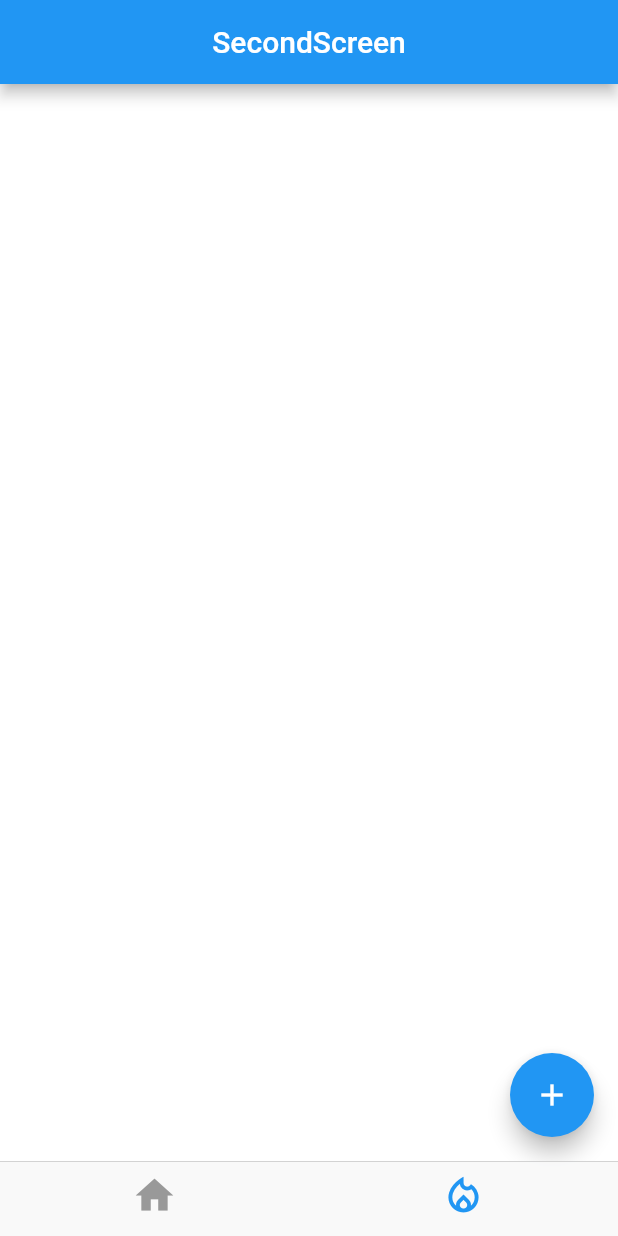
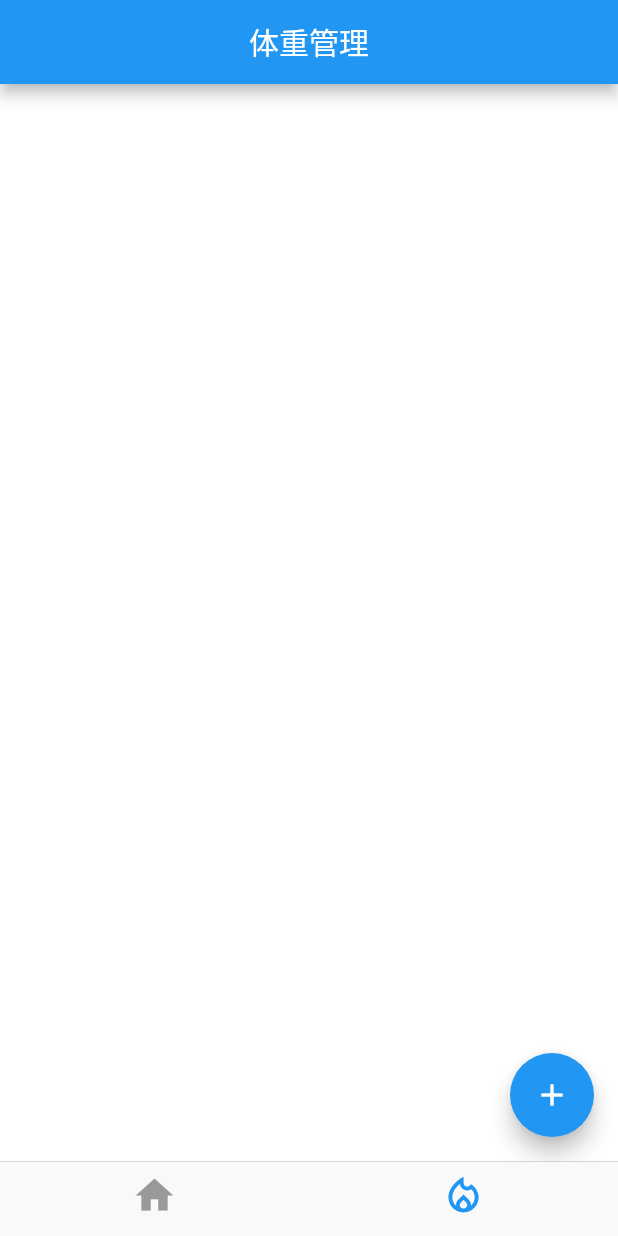
Before and after one commit to TaishiU/flutter-freezed-counter, a Flutter app: the screen it shows after launch, item 2 of the bottom bar chosen, on a phone screen of 412 x 824 dp. Run offline on Flutter 3.47's test engine with Material 2 defaults, Android fonts, the phone set to English and light mode, and no system bars; our stand-ins replace flutter_hooks, freezed_annotation, hooks_riverpod; generated files the repository leaves out were written again.

Commit message:
README.md

```diff
--- a/lib/Screens/second_screen.dart
+++ b/lib/Screens/second_screen.dart
@@ -15,7 +15,7 @@ class SecondScreen extends HookWidget {
       backgroundColor: Colors.white,
       appBar: AppBar(
         centerTitle: true,
-        title: const Text('SecondScreen'),
+        title: const Text('体重管理'),
       ),
       body: SingleChildScrollView(
         physics: const BouncingScrollPhysics(
```
Also changed, not shown: 1 other file.
